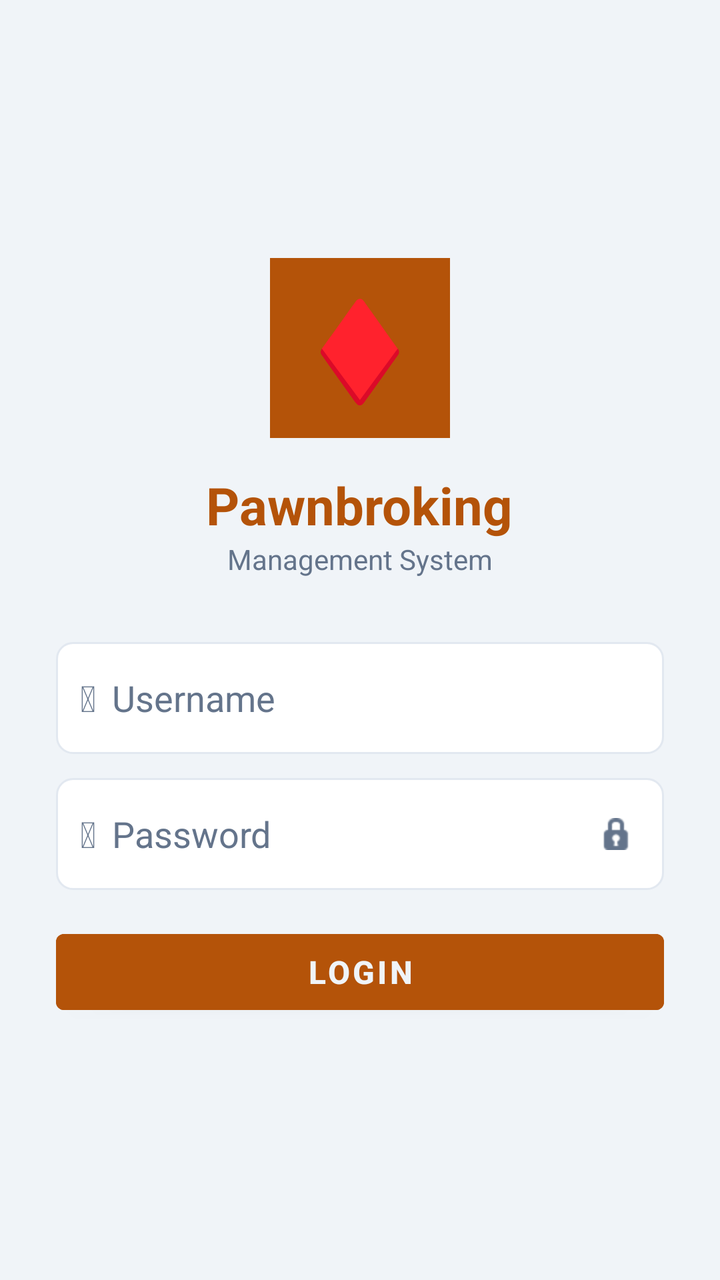
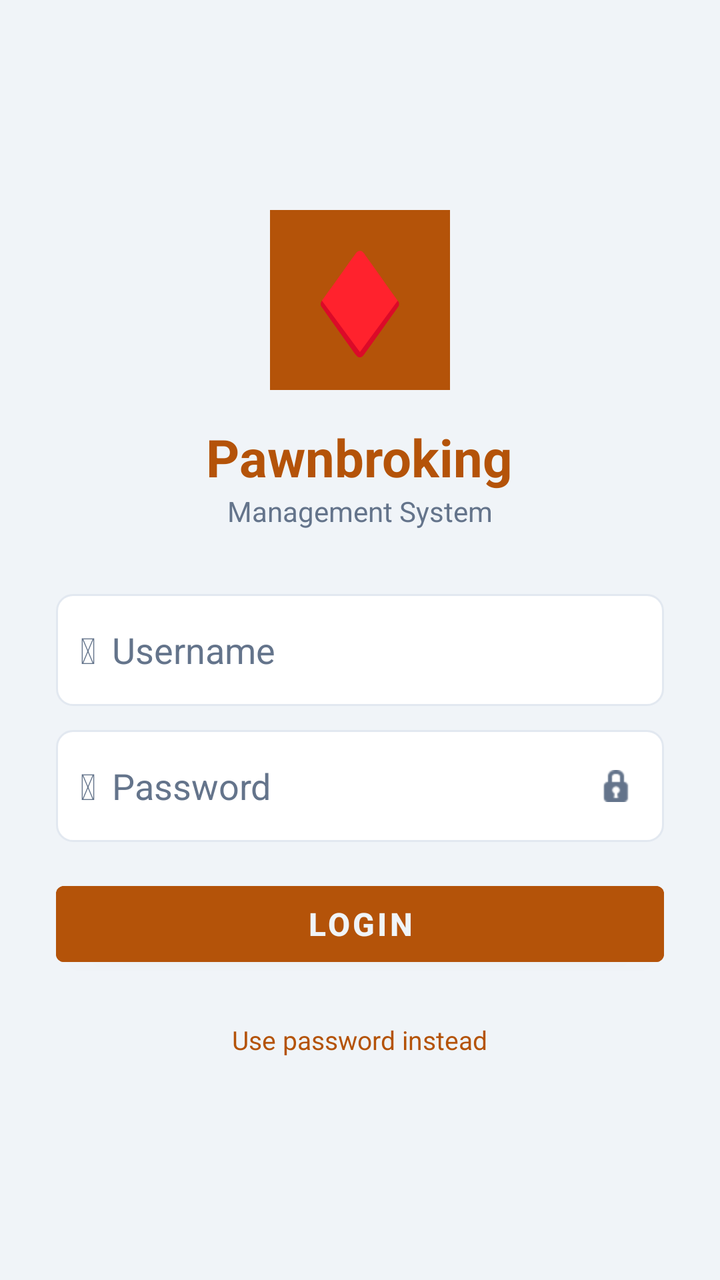

Before-and-after screenshots of an Android layout around one commit, followed by the original layout XML and the change that was made.
<!-- AndroidManifest.xml: application theme Theme.PawnApp -->
<!-- res/layout/activity_login.xml -->
<?xml version="1.0" encoding="utf-8"?>
<ScrollView xmlns:android="http://schemas.android.com/apk/res/android"
    android:layout_width="match_parent"
    android:layout_height="match_parent"
    android:background="@color/bg_dark"
    android:fillViewport="true">

    <LinearLayout
        android:layout_width="match_parent"
        android:layout_height="wrap_content"
        android:orientation="vertical"
        android:gravity="center"
        android:padding="28dp"
        android:minHeight="600dp">

        
        <LinearLayout
            android:layout_width="90dp"
            android:layout_height="90dp"
            android:gravity="center"
            android:background="@color/gold">
            <TextView
                android:layout_width="wrap_content"
                android:layout_height="wrap_content"
                android:text="&#9830;"
                android:textSize="48sp"
                android:textColor="@color/white" />
        </LinearLayout>

        <TextView
            android:layout_width="wrap_content"
            android:layout_height="wrap_content"
            android:layout_marginTop="16dp"
            android:text="Pawnbroking"
            android:textColor="@color/gold"
            android:textSize="26sp"
            android:textStyle="bold" />

        <TextView
            android:layout_width="wrap_content"
            android:layout_height="wrap_content"
            android:text="Management System"
            android:textColor="@color/white54"
            android:textSize="14sp" />

        
        <LinearLayout
            android:layout_width="match_parent"
            android:layout_height="56dp"
            android:layout_marginTop="32dp"
            android:background="@drawable/bg_input"
            android:gravity="center_vertical"
            android:orientation="horizontal"
            android:paddingStart="12dp"
            android:paddingEnd="12dp">

            <TextView
                android:layout_width="wrap_content"
                android:layout_height="wrap_content"
                android:text="&#128100;"
                android:textSize="18sp"
                android:textColor="@color/white54" />

            <EditText
                android:id="@+id/etUsername"
                android:layout_width="0dp"
                android:layout_height="match_parent"
                android:layout_weight="1"
                android:layout_marginStart="8dp"
                android:background="@null"
                android:hint="Username"
                android:inputType="text"
                android:textColor="@color/white"
                android:textColorHint="@color/white54" />
        </LinearLayout>

        
        <LinearLayout
            android:layout_width="match_parent"
            android:layout_height="56dp"
            android:layout_marginTop="12dp"
            android:background="@drawable/bg_input"
            android:gravity="center_vertical"
            android:orientation="horizontal"
            android:paddingStart="12dp"
            android:paddingEnd="4dp">

            <TextView
                android:layout_width="wrap_content"
                android:layout_height="wrap_content"
                android:text="&#128274;"
                android:textSize="18sp"
                android:textColor="@color/white54" />

            <EditText
                android:id="@+id/etPassword"
                android:layout_width="0dp"
                android:layout_height="match_parent"
                android:layout_weight="1"
                android:layout_marginStart="8dp"
                android:background="@null"
                android:hint="Password"
                android:inputType="textPassword"
                android:textColor="@color/white"
                android:textColorHint="@color/white54" />

            <ImageButton
                android:id="@+id/ibTogglePass"
                android:layout_width="40dp"
                android:layout_height="40dp"
                android:background="@null"
                android:src="@android:drawable/ic_secure"
                android:tint="@color/white54" />
        </LinearLayout>

        
        <TextView
            android:id="@+id/tvError"
            android:layout_width="match_parent"
            android:layout_height="wrap_content"
            android:layout_marginTop="10dp"
            android:background="#661A0000"
            android:padding="10dp"
            android:textColor="#FF5555"
            android:textSize="13sp"
            android:visibility="gone" />

        
        <ProgressBar
            android:id="@+id/progressBar"
            android:layout_width="wrap_content"
            android:layout_height="wrap_content"
            android:layout_marginTop="16dp"
            android:indeterminateTint="@color/gold"
            android:visibility="gone" />

        
        <Button
            android:id="@+id/btnLogin"
            android:layout_width="match_parent"
            android:layout_height="50dp"
            android:layout_marginTop="16dp"
            android:backgroundTint="@color/gold"
            android:text="LOGIN"
            android:textColor="@color/bg_dark"
            android:textSize="16sp"
            android:textStyle="bold" />

    </LinearLayout>
</ScrollView>
<!-- resources referenced by this layout -->
<resources>
  <color name="bg_dark">#F0F4F8</color>
  <color name="gold">#B45309</color>
  <color name="white">#0F172A</color>
  <color name="white54">#64748B</color>
  <!-- drawable bg_input (drawable) -->
  <?xml version="1.0" encoding="utf-8"?>
  <shape xmlns:android="http://schemas.android.com/apk/res/android"
      android:shape="rectangle">
      <solid android:color="@color/bg_card" />
      <stroke android:color="@color/card_border" android:width="1dp" />
      <corners android:radius="8dp" />
  </shape>
  <style name="Theme.PawnApp" parent="Theme.MaterialComponents.DayNight.DarkActionBar">
          <item name="colorPrimary">@color/gold</item>
          <item name="colorPrimaryVariant">@color/gold_dark</item>
          <item name="colorOnPrimary">@color/white</item>
          <item name="colorSurface">@color/bg_card</item>
          <item name="android:windowBackground">@color/bg_dark</item>
          <item name="windowActionBar">false</item>
          <item name="windowNoTitle">true</item>
      </style>
  <color name="bg_card">#FFFFFF</color>
  <color name="card_border">#E2E8F0</color>
  <color name="gold_dark">#92400E</color>
</resources>

<!-- the commit's change to res/layout/activity_login.xml (unified diff, before → after) -->
@@ -146,5 +146,28 @@
             android:textSize="16sp"
             android:textStyle="bold" />
 
+        
+        <TextView
+            android:id="@+id/tvSwitchMode"
+            android:layout_width="wrap_content"
+            android:layout_height="wrap_content"
+            android:layout_marginTop="18dp"
+            android:padding="6dp"
+            android:text="Use password instead"
+            android:textColor="@color/gold"
+            android:textSize="13sp" />
+
+        
+        <TextView
+            android:id="@+id/tvSetPassword"
+            android:layout_width="wrap_content"
+            android:layout_height="wrap_content"
+            android:layout_marginTop="4dp"
+            android:padding="6dp"
+            android:text="Set / change password"
+            android:textColor="@color/white54"
+            android:textSize="12sp"
+            android:visibility="gone" />
+
     </LinearLayout>
 </ScrollView>
